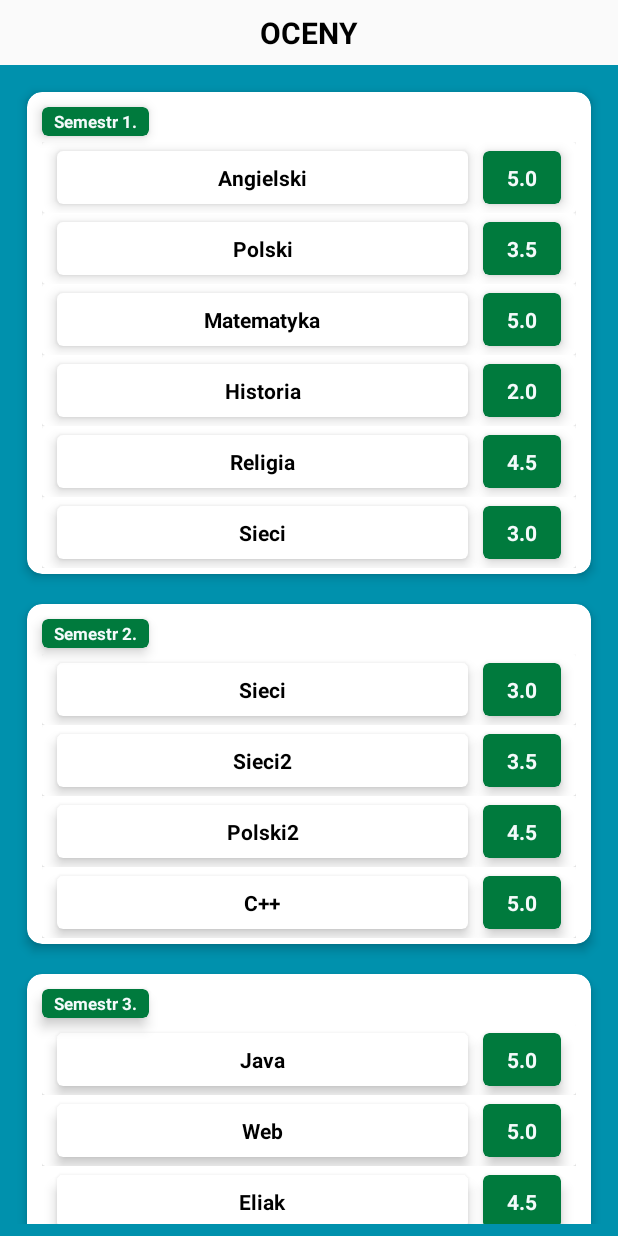
After one commit to Nihon13/PrzUsosLite, an Android app: the GradesActivity screen opened directly, with no data from a screen before it, on a phone screen of 412 x 824 dp. The commit adds this screen. Run offline under Robolectric (Android 15) with nearby library versions, the phone set to English and light mode, and no system bars.

Commit message:
Added Grades Activity

```diff
--- /dev/null
+++ b/app/src/main/java/com/nihon/przusoslite/GradesActivity.java
@@ -0,0 +1,80 @@
+package com.nihon.przusoslite;
+
+import androidx.appcompat.app.AppCompatActivity;
+import androidx.recyclerview.widget.LinearLayoutManager;
+import androidx.recyclerview.widget.RecyclerView;
+
+import android.os.Bundle;
+
+import java.util.ArrayList;
+import java.util.List;
+
+public class GradesActivity extends AppCompatActivity
+{
+    private ArrayList<GradesParentModel> gradesParentModels = new ArrayList<>();
+    private ArrayList<GradesChildModel> gradesChildModels = new ArrayList<>();
+    private ArrayList<GradesChildModel> gradesChildModels2 = new ArrayList<>();
+    private ArrayList<GradesChildModel> gradesChildModels3 = new ArrayList<>();
+
+    private List<List<GradesChildModel>> gradesChildModelsList = new ArrayList<>();
+
+    @Override
+    protected void onCreate(Bundle savedInstanceState)
+    {
+        super.onCreate(savedInstanceState);
+        setContentView(R.layout.activity_grades);
+
+        if (getSupportActionBar() != null) {
+            getSupportActionBar().hide();
+        }
+
+        RecyclerView recyclerView = findViewById(R.id.parentGradesRecycler);
+
+        addGradeChildren(gradesChildModels, "Angielski", 5.0f);
+        addGradeChildren(gradesChildModels, "Polski", 3.5f);
+        addGradeChildren(gradesChildModels, "Matematyka", 5.0f);
+        addGradeChildren(gradesChildModels, "Historia", 2.0f);
+        addGradeChildren(gradesChildModels, "Religia", 4.5f);
+        addGradeChildren(gradesChildModels, "Sieci", 3.0f);
+
+        addGradeChildren(gradesChildModels2, "Sieci", 3.0f);
+        addGradeChildren(gradesChildModels2, "Sieci2", 3.5f);
+        addGradeChildren(gradesChildModels2, "Polski2", 4.5f);
+        addGradeChildren(gradesChildModels2, "C++", 5.0f);
+
+        addGradeChildren(gradesChildModels3, "Java", 5.0f);
+        addGradeChildren(gradesChildModels3, "Web", 5.0f);
+        addGradeChildren(gradesChildModels3, "Eliak", 4.5f);
+        addGradeChildren(gradesChildModels3, "Bazy", 4.0f);
+        addGradeChildren(gradesChildModels3, "Fizyka", 2.0f);
+        addGradeChildren(gradesChildModels3, "Bazy2", 3.5f);
+
+        gradesChildModelsList.add(gradesChildModels);
+        gradesChildModelsList.add(gradesChildModels2);
+        gradesChildModelsList.add(gradesChildModels3);
+
+        addGradeParent();
+
+        GradesRecycleViewParentAdapter adapter = new GradesRecycleViewParentAdapter(gradesParentModels);
+        recyclerView.setAdapter(adapter);
+        recyclerView.setLayoutManager(new LinearLayoutManager(this));
+    }
+
+    private void addGradeChildren(List<GradesChildModel> list, String activity, float grade)
+    {
+        list.add(new GradesChildModel(activity, grade));
+    }
+
+    private void addGradeParent()
+    {
+        String semester = "";
+        int number = 0;
+
+        for (int i = 0; i < gradesChildModelsList.size(); i++)
+        {
+            number = i+1;
+            semester = getResources().getString(R.string.semester) + " " + number + ".";
+            gradesParentModels.add(new GradesParentModel(semester, gradesChildModelsList.get(i)));
+        }
+    }
+}
--- /dev/null
+++ b/app/src/main/java/com/nihon/przusoslite/GradesChildModel.java
@@ -0,0 +1,23 @@
+package com.nihon.przusoslite;
+
+public class GradesChildModel
+{
+    private String activityName;
+    private float grade;
+
+    public GradesChildModel(String activityName, float grade)
+    {
+        this.activityName = activityName;
+        this.grade = grade;
+    }
+
+    public String getActivityName()
+    {
+        return activityName;
+    }
+
+    public float getGrade()
+    {
+        return grade;
+    }
+}
--- /dev/null
+++ b/app/src/main/java/com/nihon/przusoslite/GradesParentModel.java
@@ -0,0 +1,25 @@
+package com.nihon.przusoslite;
+
+import java.util.List;
+
+public class GradesParentModel
+{
+    private String semester;
+    private List<GradesChildModel> gradesChildModelList;
+
+    public GradesParentModel(String semester, List<GradesChildModel> gradeChildModelList)
+    {
+        this.semester = semester;
+        this.gradesChildModelList = gradeChildModelList;
+    }
+
+    public String getSemester()
+    {
+        return semester;
+    }
+
+    public List<GradesChildModel> getGradeChildModelList()
+    {
+        return gradesChildModelList;
+    }
+}
--- /dev/null
+++ b/app/src/main/java/com/nihon/przusoslite/GradesRecycleViewChildAdapter.java
@@ -0,0 +1,57 @@
+package com.nihon.przusoslite;
+
+import android.view.LayoutInflater;
+import android.view.View;
+import android.view.ViewGroup;
+import android.widget.TextView;
+
+import androidx.annotation.NonNull;
+import androidx.recyclerview.widget.RecyclerView;
+
+import java.util.List;
+
+public class GradesRecycleViewChildAdapter extends RecyclerView.Adapter<GradesRecycleViewChildAdapter.MyViewHolder>
+{
+    private List<GradesChildModel> gradesChildModelList;
+
+    GradesRecycleViewChildAdapter(List<GradesChildModel> gradesChildModelList)
+    {
+        this.gradesChildModelList = gradesChildModelList;
+    }
+
+    @NonNull
+    @Override
+    public GradesRecycleViewChildAdapter.MyViewHolder onCreateViewHolder(@NonNull ViewGroup parent, int viewType)
+    {
+        View view = LayoutInflater.from(parent.getContext()).inflate(R.layout.recyclerview_grades_child_item, parent, false);
+        return new GradesRecycleViewChildAdapter.MyViewHolder(view);
+    }
+
+    @Override
+    public void onBindViewHolder(@NonNull GradesRecycleViewChildAdapter.MyViewHolder holder, int position)
+    {
+        holder.tvActivityName.setText(gradesChildModelList.get(position).getActivityName());
+        String val = String.valueOf(gradesChildModelList.get(position).getGrade());
+        holder.tvGrade.setText(val);
+    }
+
+    @Override
+    public int getItemCount()
+    {
+        return gradesChildModelList.size();
+    }
+
+    public static class MyViewHolder extends RecyclerView.ViewHolder
+    {
+        TextView tvActivityName;
+        TextView tvGrade;
+
+        public MyViewHolder(@NonNull View itemView)
+        {
+            super(itemView);
+
+            tvActivityName = itemView.findViewById(R.id.activityName);
+            tvGrade = itemView.findViewById(R.id.gradeText);
+        }
+    }
+}
--- /dev/null
+++ b/app/src/main/java/com/nihon/przusoslite/GradesRecycleViewParentAdapter.java
@@ -0,0 +1,72 @@
+package com.nihon.przusoslite;
+
+import android.view.LayoutInflater;
+import android.view.View;
+import android.view.ViewGroup;
+import android.widget.TextView;
+
+import androidx.annotation.NonNull;
+import androidx.recyclerview.widget.LinearLayoutManager;
+import androidx.recyclerview.widget.RecyclerView;
+
+import java.util.List;
+
+public class GradesRecycleViewParentAdapter extends RecyclerView.Adapter<GradesRecycleViewParentAdapter.MyViewHolder>
+{
+    private RecyclerView.RecycledViewPool viewPool = new RecyclerView.RecycledViewPool();
+    private List<GradesParentModel> gradesParentModelList;
+
+    GradesRecycleViewParentAdapter(List<GradesParentModel> gradesParentModelList)
+    {
+        this.gradesParentModelList = gradesParentModelList;
+    }
+
+    @NonNull
+    @Override
+    public GradesRecycleViewParentAdapter.MyViewHolder onCreateViewHolder(@NonNull ViewGroup parent, int viewType)
+    {
+        View view = LayoutInflater.from(parent.getContext()).inflate(R.layout.recyclerview_grades_parent_item, parent, false);
+        return new GradesRecycleViewParentAdapter.MyViewHolder(view);
+    }
+
+    @Override
+    public void onBindViewHolder(@NonNull GradesRecycleViewParentAdapter.MyViewHolder holder, int position)
+    {
+        holder.tvSemester.setText(gradesParentModelList.get(position).getSemester());
+        GradesParentModel childModel = gradesParentModelList.get(position);
+
+        LinearLayoutManager layoutManager = new LinearLayoutManager(MyViewHolder.getChildRecyclerView().getContext(), LinearLayoutManager.VERTICAL, false);
+
+        layoutManager.setInitialPrefetchItemCount(childModel.getGradeChildModelList().size());
+
+        GradesRecycleViewChildAdapter childAdapter = new GradesRecycleViewChildAdapter(childModel.getGradeChildModelList());
+        MyViewHolder.childRecyclerView.setLayoutManager(layoutManager);
+        MyViewHolder.childRecyclerView.setAdapter(childAdapter);
+        MyViewHolder.childRecyclerView.setRecycledViewPool(viewPool);
+    }
+
+    @Override
+    public int getItemCount()
+    {
+        return gradesParentModelList.size();
+    }
+
+    public static class MyViewHolder extends RecyclerView.ViewHolder
+    {
+        private static RecyclerView childRecyclerView;
+        private TextView tvSemester;
+
+        public MyViewHolder(@NonNull View itemView)
+        {
+            super(itemView);
+
+            tvSemester = itemView.findViewById(R.id.semesterText);
+            childRecyclerView = itemView.findViewById(R.id.childGradesRecycler);
+        }
+
+        public static RecyclerView getChildRecyclerView()
+        {
+            return childRecyclerView;
+        }
+    }
+}
--- a/app/src/main/java/com/nihon/przusoslite/HomeActivity.java
+++ b/app/src/main/java/com/nihon/przusoslite/HomeActivity.java
@@ -13,6 +13,7 @@ public class HomeActivity extends AppCompatActivity
 {
     ImageView imageView;
     CardView scheduleCV;
+    CardView gradesCV;
 
     @Override
     protected void onCreate(Bundle savedInstanceState)
@@ -26,8 +27,10 @@ public class HomeActivity extends AppCompatActivity
 
         imageView = findViewById(R.id.photo);
         scheduleCV = findViewById(R.id.scheduleCard);
+        gradesCV = findViewById(R.id.gradesCard);
 
         scheduleCV.setOnClickListener(v -> goToSchedule());
+        gradesCV.setOnClickListener(v -> goToGrades());
 
         String url = "";
 
@@ -42,4 +45,10 @@ public class HomeActivity extends AppCompatActivity
         Intent intent = new Intent(this, ScheduleActivity.class);
         startActivity(intent);
     }
+
+    private void goToGrades()
+    {
+        Intent intent = new Intent(this, GradesActivity.class);
+        startActivity(intent);
+    }
 }
--- a/app/src/main/java/com/nihon/przusoslite/ScheduleActivity.java
+++ b/app/src/main/java/com/nihon/przusoslite/ScheduleActivity.java
@@ -2,7 +2,6 @@ package com.nihon.przusoslite;
 
 import android.app.DatePickerDialog;
 import android.os.Bundle;
-import android.view.View;
 import android.widget.Button;
 import android.widget.TextView;
 
@@ -40,7 +39,7 @@ public class ScheduleActivity extends AppCompatActivity
             getSupportActionBar().hide();
         }
 
-        RecyclerView recyclerView = findViewById(R.id.calendarRecycler);
+        RecyclerView recyclerView = findViewById(R.id.scheduleRecycler);
 
         daysOfWeek[0] = getString(R.string.sundaysym);
         daysOfWeek[1] = getString(R.string.mondaysym);
--- /dev/null
+++ b/app/src/main/res/layout/activity_grades.xml
@@ -0,0 +1,34 @@
+<?xml version="1.0" encoding="utf-8"?>
+<androidx.constraintlayout.widget.ConstraintLayout xmlns:android="http://schemas.android.com/apk/res/android"
+    xmlns:app="http://schemas.android.com/apk/res-auto"
+    xmlns:tools="http://schemas.android.com/tools"
+    android:layout_width="match_parent"
+    android:layout_height="match_parent">
+
+    <TextView
+        android:id="@+id/gradesTitle"
+        android:layout_width="wrap_content"
+        android:layout_height="wrap_content"
+        android:text="@string/grades"
+        app:layout_constraintEnd_toEndOf="parent"
+        app:layout_constraintStart_toStartOf="parent"
+        app:layout_constraintTop_toTopOf="parent"
+        android:textColor="@color/black"
+        android:textSize="20sp"
+        android:textStyle="bold"
+        android:textAllCaps="true"
+        android:padding="8dp"
+        />
+
+    <androidx.recyclerview.widget.RecyclerView
+        android:id="@+id/parentGradesRecycler"
+        android:layout_width="0dp"
+        android:layout_height="0dp"
+        android:background="@color/main"
+        android:padding="8dp"
+        app:layout_constraintBottom_toBottomOf="parent"
+        app:layout_constraintEnd_toEndOf="parent"
+        app:layout_constraintStart_toStartOf="parent"
+        app:layout_constraintTop_toBottomOf="@id/gradesTitle" />
+
+</androidx.constraintlayout.widget.ConstraintLayout>
--- a/app/src/main/res/layout/activity_home.xml
+++ b/app/src/main/res/layout/activity_home.xml
@@ -108,6 +108,7 @@
                 </androidx.cardview.widget.CardView>
 
                 <androidx.cardview.widget.CardView
+                    android:id="@+id/gradesCard"
                     android:layout_width="0dp"
                     android:layout_height="match_parent"
                     android:layout_margin="16dp"
--- a/app/src/main/res/layout/activity_schedule.xml
+++ b/app/src/main/res/layout/activity_schedule.xml
@@ -235,7 +235,7 @@
     </LinearLayout>
 
     <androidx.recyclerview.widget.RecyclerView
-        android:id="@+id/calendarRecycler"
+        android:id="@+id/scheduleRecycler"
         android:layout_width="0dp"
         android:layout_height="0dp"
         android:padding="8dp"
--- /dev/null
+++ b/app/src/main/res/layout/recyclerview_grades_child_item.xml
@@ -0,0 +1,93 @@
+<?xml version="1.0" encoding="utf-8"?>
+<androidx.constraintlayout.widget.ConstraintLayout xmlns:android="http://schemas.android.com/apk/res/android"
+    xmlns:app="http://schemas.android.com/apk/res-auto"
+    xmlns:tools="http://schemas.android.com/tools"
+    android:layout_width="match_parent"
+    android:layout_height="wrap_content">
+
+    <androidx.cardview.widget.CardView
+        android:layout_width="match_parent"
+        android:layout_height="wrap_content"
+        app:layout_constraintBottom_toBottomOf="parent"
+        app:layout_constraintEnd_toEndOf="parent"
+        app:layout_constraintStart_toStartOf="parent"
+        app:layout_constraintTop_toTopOf="parent">
+
+        <androidx.constraintlayout.widget.ConstraintLayout
+            android:layout_width="match_parent"
+            android:layout_height="match_parent">
+
+            <androidx.cardview.widget.CardView
+                android:id="@+id/activity"
+                android:layout_width="0dp"
+                android:layout_height="wrap_content"
+                android:layout_marginStart="10dp"
+                android:layout_marginTop="6dp"
+                android:layout_marginEnd="10dp"
+                android:layout_marginBottom="6dp"
+                android:background="@color/white"
+                app:cardCornerRadius="4dp"
+                app:cardElevation="5dp"
+                app:layout_constraintBottom_toBottomOf="parent"
+                app:layout_constraintEnd_toStartOf="@+id/grade"
+                app:layout_constraintStart_toStartOf="parent"
+                app:layout_constraintTop_toTopOf="parent">
+
+                <LinearLayout
+                    android:layout_width="match_parent"
+                    android:layout_height="wrap_content"
+                    android:orientation="vertical"
+                    android:padding="8dp">
+
+                    <TextView
+                        android:id="@+id/activityName"
+                        android:layout_width="match_parent"
+                        android:layout_height="wrap_content"
+                        android:text="Nazwa Przedmiotu"
+                        android:textAlignment="center"
+                        android:textColor="@color/black"
+                        android:textStyle="bold" />
+
+                </LinearLayout>
+            </androidx.cardview.widget.CardView>
+
+            <androidx.cardview.widget.CardView
+                android:id="@+id/grade"
+                android:layout_width="0dp"
+                android:layout_height="wrap_content"
+                android:layout_marginTop="6dp"
+                android:layout_marginEnd="10dp"
+                android:layout_marginBottom="6dp"
+                android:backgroundTint="@color/accent"
+                app:cardCornerRadius="4dp"
+                app:cardElevation="5dp"
+                app:layout_constraintBottom_toBottomOf="parent"
+                app:layout_constraintEnd_toEndOf="parent"
+                app:layout_constraintTop_toTopOf="parent">
+
+                <LinearLayout
+                    android:layout_width="match_parent"
+                    android:layout_height="wrap_content"
+                    android:orientation="vertical"
+                    android:paddingLeft="16dp"
+                    android:paddingTop="8dp"
+                    android:paddingRight="16dp"
+                    android:paddingBottom="8dp">
+
+                    <TextView
+                        android:id="@+id/gradeText"
+                        android:layout_width="match_parent"
+                        android:layout_height="wrap_content"
+                        android:text="0"
+                        android:textAlignment="center"
+                        android:textColor="@color/secondary"
+                        android:textStyle="bold" />
+
+                </LinearLayout>
+
+            </androidx.cardview.widget.CardView>
+
+        </androidx.constraintlayout.widget.ConstraintLayout>
+    </androidx.cardview.widget.CardView>
+
+</androidx.constraintlayout.widget.ConstraintLayout>
--- /dev/null
+++ b/app/src/main/res/layout/recyclerview_grades_parent_item.xml
@@ -0,0 +1,66 @@
+<?xml version="1.0" encoding="utf-8"?>
+<androidx.constraintlayout.widget.ConstraintLayout xmlns:android="http://schemas.android.com/apk/res/android"
+    xmlns:app="http://schemas.android.com/apk/res-auto"
+    xmlns:tools="http://schemas.android.com/tools"
+    android:layout_width="match_parent"
+    android:layout_height="wrap_content">
+
+    <androidx.cardview.widget.CardView
+        android:layout_width="match_parent"
+        android:layout_height="wrap_content"
+        android:layout_margin="10dp"
+        app:cardCornerRadius="10dp"
+        app:cardElevation="4dp"
+        app:cardMaxElevation="4dp"
+        app:layout_constraintBottom_toBottomOf="parent"
+        app:layout_constraintEnd_toEndOf="parent"
+        app:layout_constraintStart_toStartOf="parent"
+        app:layout_constraintTop_toTopOf="parent">
+
+        <androidx.constraintlayout.widget.ConstraintLayout
+            android:layout_width="match_parent"
+            android:layout_height="match_parent">
+
+            <androidx.cardview.widget.CardView
+                android:id="@+id/semester"
+                android:layout_width="wrap_content"
+                android:layout_height="wrap_content"
+                android:layout_marginLeft="10dp"
+                android:layout_marginTop="10dp"
+                android:backgroundTint="@color/accent"
+                app:cardCornerRadius="4dp"
+                app:cardElevation="5dp"
+                app:layout_constraintStart_toStartOf="parent"
+                app:layout_constraintTop_toTopOf="parent">
+
+                <TextView
+                    android:id="@+id/semesterText"
+                    android:layout_width="wrap_content"
+                    android:layout_height="wrap_content"
+                    android:paddingLeft="8dp"
+                    android:paddingTop="2dp"
+                    android:paddingRight="8dp"
+                    android:paddingBottom="2dp"
+                    android:text="Semestr"
+                    android:textAlignment="viewEnd"
+                    android:textColor="@color/secondary"
+                    android:textSize="11sp"
+                    android:textStyle="bold" />
+            </androidx.cardview.widget.CardView>
+
+            <androidx.recyclerview.widget.RecyclerView
+                android:id="@+id/childGradesRecycler"
+                android:layout_width="match_parent"
+                android:layout_height="match_parent"
+                android:layout_marginLeft="10dp"
+                android:layout_marginTop="4dp"
+                android:layout_marginRight="10dp"
+                android:layout_marginBottom="4dp"
+                app:layout_constraintBottom_toBottomOf="parent"
+                app:layout_constraintEnd_toEndOf="parent"
+                app:layout_constraintStart_toStartOf="parent"
+                app:layout_constraintTop_toBottomOf="@+id/semester" />
+
+        </androidx.constraintlayout.widget.ConstraintLayout>
+    </androidx.cardview.widget.CardView>
+</androidx.constraintlayout.widget.ConstraintLayout>
--- a/app/src/main/res/values/strings.xml
+++ b/app/src/main/res/values/strings.xml
@@ -16,4 +16,5 @@
     <string name="sundaysym">N</string>
     <string name="diffdate">Inna data</string>
     <string name="hoursLinker">do</string>
+    <string name="semester">Semestr</string>
 </resources>
```
Also changed, not shown: app/src/main/AndroidManifest.xml (+7 -4 lines).
